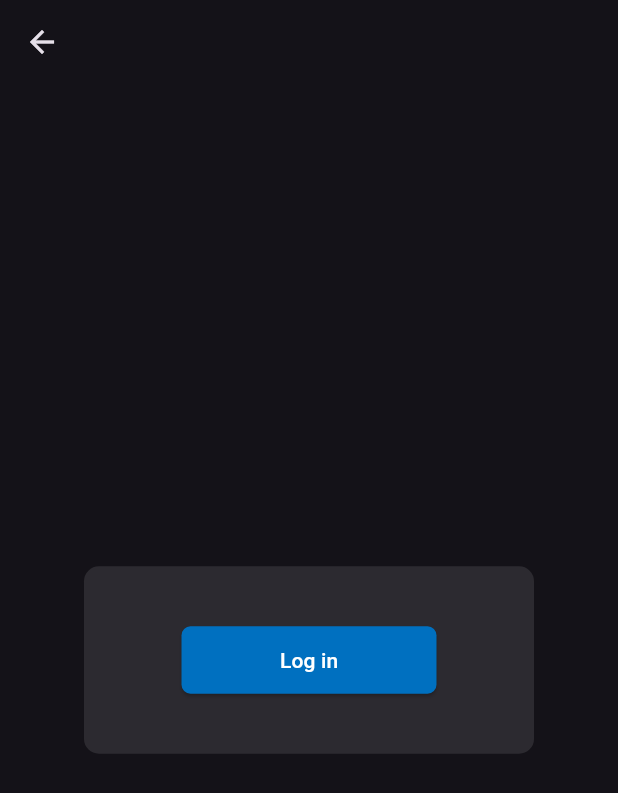
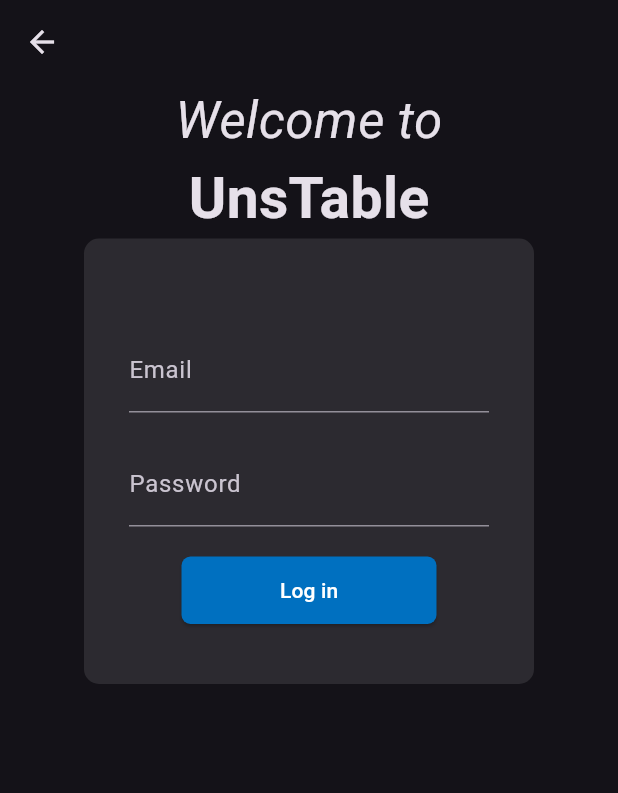
Before and after one commit to Intellivisionn/UnsTable, a Flutter app: the LoginSignupScreen screen opened directly, on a phone screen of 412 x 824 dp. Shown: the top 793 px of the screen. Run offline on Flutter 3.47's test engine with Material 3 defaults, Android fonts, the phone set to English and light mode, and no system bars.

Commit message:
login signup page

```diff
--- a/unstable/lib/pages/login_signup_screen.dart
+++ b/unstable/lib/pages/login_signup_screen.dart
@@ -14,29 +14,41 @@ class LoginSignupScreen extends StatelessWidget{
 
   if(!isLogin){
     name = const TextField(
-      decoration: const InputDecoration(
-        hintText: 'Name',
-        hintStyle: TextStyle(color: Colors.white),
-        enabledBorder: UnderlineInputBorder(
-          borderSide: BorderSide(color: Colors.white),
+      decoration: InputDecoration(
+        labelText: 'Name',
       ),
-        focusedBorder: UnderlineInputBorder(
-          borderSide: BorderSide(color: Colors.white),
-        ),
-      ),
-      style: const TextStyle(color: Colors.white),
+      style: TextStyle(color: Colors.white),
     );
   }
 
   return Scaffold(
     appBar: AppBar(),
     body: Center(
-      child: Container(
+      child: Column(
+        children: [
+
+          const Text('Welcome to',
+              style: TextStyle(
+                fontSize: 34,
+                 fontStyle: FontStyle.italic,
+                ),
+            ),
+
+            const Text('UnsTable',
+              style: TextStyle(
+                fontSize: 38,
+                fontWeight: FontWeight.bold,
+              ),
+            ),
+
+          Container(
           width: 300,
           decoration: const BoxDecoration(
             color: Colors.white10,
             borderRadius: BorderRadius.all(Radius.circular(10)),
           ),
+          child: Padding(
+            padding: const EdgeInsets.symmetric(horizontal: 30),
             child: Column(
               mainAxisAlignment: MainAxisAlignment.center,
               mainAxisSize: MainAxisSize.min,
@@ -44,6 +56,26 @@ class LoginSignupScreen extends StatelessWidget{
                 const SizedBox(height: 40),
 
                 name,
+
+                const SizedBox(height: 20),
+
+                const TextField(
+                  decoration: InputDecoration(
+                    labelText: 'Email',
+                  ),
+                  style: TextStyle(color: Colors.white),
+                ),
+
+                const SizedBox(height: 20),
+
+                const TextField(
+                  decoration: InputDecoration(
+                    labelText: 'Password',
+                  ),
+                  style: TextStyle(color: Colors.white),
+                ),
+
+                const SizedBox(height: 20),
 
                 SizedBox(
                   width: 170, // Set the desired width here
@@ -63,6 +95,9 @@ class LoginSignupScreen extends StatelessWidget{
             ),
           ),
         ),
+        ],
+      ),
+    ),
   );
 }
 }
```
Lines whose indentation alone changed are shown as unchanged.
